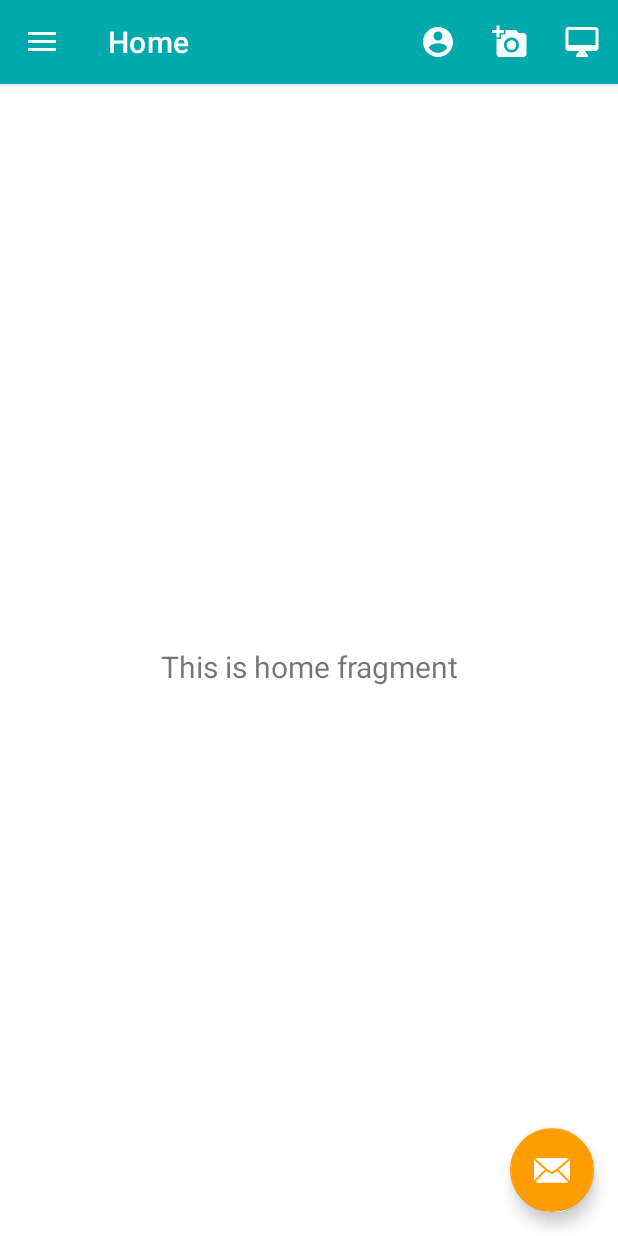
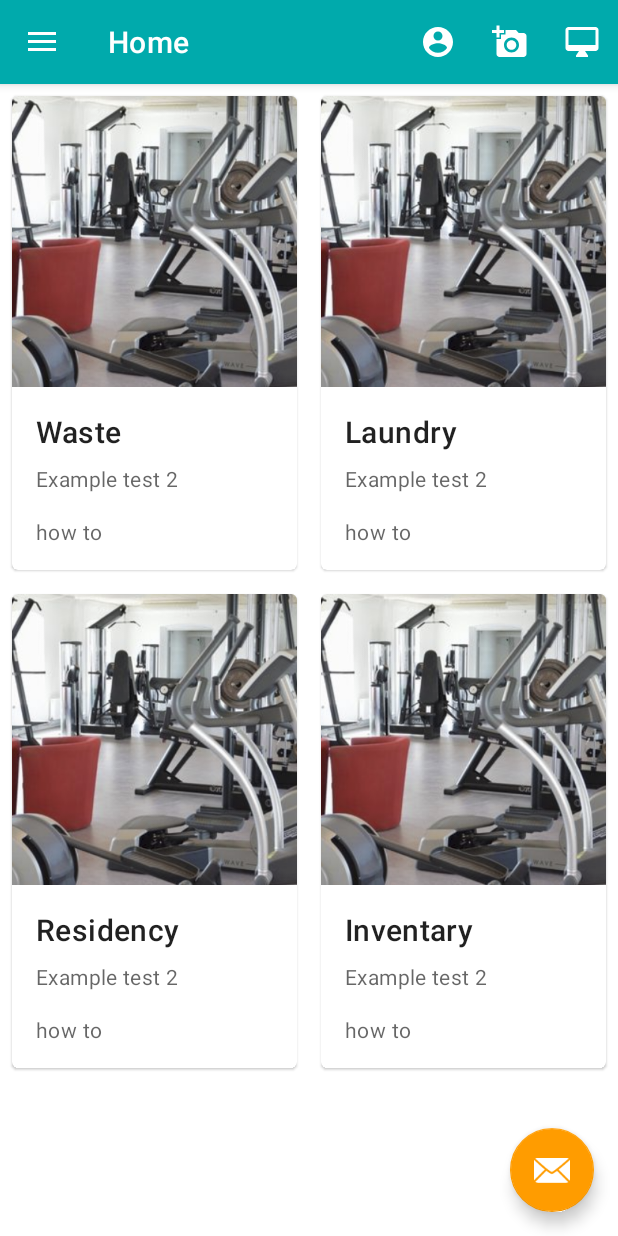
Before and after one commit to spid3rmn/AND1-MySuperApp, an Android app: the screen it shows after launch (MainActivity), on a phone screen of 412 x 824 dp. Run offline under Robolectric (Android 15) with nearby library versions, the phone set to English and light mode, and no system bars; our stand-ins replace Firebase (no records; nobody signed in at launch, a user with empty details on screens opened directly), navigation-ui; libraries missing offline, so code that uses them is left out: com.firebase.ui.

Commit message:
Home guides

```diff
--- a/app/build.gradle
+++ b/app/build.gradle
@@ -51,7 +51,9 @@ dependencies {
     implementation platform('com.google.firebase:firebase-bom:29.0.0')
     implementation 'com.google.firebase:firebase-auth'
     implementation 'com.google.firebase:firebase-messaging'
+    implementation 'com.google.firebase:firebase-storage'
     implementation 'com.firebaseui:firebase-ui-auth:7.2.0'
     implementation 'com.google.android.material:material:1.5.0-beta01'
     implementation 'androidx.recyclerview:recyclerview:1.0.0'
+    implementation "androidx.slidingpanelayout:slidingpanelayout:1.2.0-beta01"
 }
--- a/app/src/main/java/com/example/mykampustest/MainActivity.java
+++ b/app/src/main/java/com/example/mykampustest/MainActivity.java
@@ -136,6 +136,7 @@ public class MainActivity extends AppCompatActivity {
                 signOut();
                 return true;
             case R.id.action_upload:
+                //TODO Logic for Uploading
                 return true;
             case R.id.action_web:
                 goToWebsite();
--- a/app/src/main/java/com/example/mykampustest/ui/gallery/GalleryFragment.java
+++ b/app/src/main/java/com/example/mykampustest/ui/gallery/GalleryFragment.java
@@ -4,42 +4,20 @@ import android.os.Bundle;
 import android.view.LayoutInflater;
 import android.view.View;
 import android.view.ViewGroup;
-import android.widget.TextView;
 
 import androidx.annotation.NonNull;
-import androidx.annotation.Nullable;
 import androidx.fragment.app.Fragment;
-import androidx.lifecycle.Observer;
-import androidx.lifecycle.ViewModelProvider;
 
 import com.example.mykampustest.databinding.FragmentGalleryBinding;
 
 public class GalleryFragment extends Fragment {
-
-    private GalleryViewModel galleryViewModel;
     private FragmentGalleryBinding binding;
 
     public View onCreateView(@NonNull LayoutInflater inflater,
                              ViewGroup container, Bundle savedInstanceState) {
-        galleryViewModel =
-                new ViewModelProvider(this).get(GalleryViewModel.class);
-
         binding = FragmentGalleryBinding.inflate(inflater, container, false);
         View root = binding.getRoot();
 
-        final TextView textView = binding.textGallery;
-        galleryViewModel.getText().observe(getViewLifecycleOwner(), new Observer<String>() {
-            @Override
-            public void onChanged(@Nullable String s) {
-                textView.setText(s);
-            }
-        });
         return root;
     }
-
-    @Override
-    public void onDestroyView() {
-        super.onDestroyView();
-        binding = null;
-    }
 }
--- a/app/src/main/java/com/example/mykampustest/ui/gallery/GalleryViewModel.java
+++ /dev/null
@@ -1,19 +0,0 @@
-package com.example.mykampustest.ui.gallery;
-
-import androidx.lifecycle.LiveData;
-import androidx.lifecycle.MutableLiveData;
-import androidx.lifecycle.ViewModel;
-
-public class GalleryViewModel extends ViewModel {
-
-    private MutableLiveData<String> mText;
-
-    public GalleryViewModel() {
-        mText = new MutableLiveData<>();
-        mText.setValue("This is guides fragment");
-    }
-
-    public LiveData<String> getText() {
-        return mText;
-    }
-}
--- /dev/null
+++ b/app/src/main/java/com/example/mykampustest/ui/home/Guide.java
@@ -0,0 +1,30 @@
+package com.example.mykampustest.ui.home;
+
+public class Guide {
+    private int iconId;
+    private String name;
+    private String smallDesc;
+    //private String guide;
+
+    public Guide(String name, String smallDesc, int iconId) {
+        this.name = name;
+        this.smallDesc = smallDesc;
+        this.iconId = iconId;
+    }
+
+    public String getName() {
+        return name;
+    }
+
+    public String getSmallDesc() {
+        return smallDesc;
+    }
+
+    public int getIconId(){
+        return iconId;
+    }
+
+    /*public String getGuide() {
+        return guide;
+    }*/
+}
--- a/app/src/main/java/com/example/mykampustest/ui/home/HomeFragment.java
+++ b/app/src/main/java/com/example/mykampustest/ui/home/HomeFragment.java
@@ -4,37 +4,53 @@ import android.os.Bundle;
 import android.view.LayoutInflater;
 import android.view.View;
 import android.view.ViewGroup;
-import android.widget.TextView;
+import androidx.annotation.NonNull;
+import androidx.fragment.app.Fragment;
+import androidx.recyclerview.widget.GridLayoutManager;
+import androidx.recyclerview.widget.LinearLayoutManager;
+import androidx.recyclerview.widget.RecyclerView;
 
-import androidx.annotation.NonNull;
-import androidx.annotation.Nullable;
-import androidx.fragment.app.Fragment;
-import androidx.lifecycle.Observer;
-import androidx.lifecycle.ViewModelProvider;
-
+import com.example.mykampustest.R;
 import com.example.mykampustest.databinding.FragmentHomeBinding;
 
+import java.util.ArrayList;
+
 public class HomeFragment extends Fragment {
-
-    private HomeViewModel homeViewModel;
     private FragmentHomeBinding binding;
+    RecyclerView itemList;
+    ItemAdapter itemAdapter;
+    private static final int SPAN_COUNT = 2;
 
     public View onCreateView(@NonNull LayoutInflater inflater,
                              ViewGroup container, Bundle savedInstanceState) {
-        homeViewModel =
-                new ViewModelProvider(this).get(HomeViewModel.class);
 
         binding = FragmentHomeBinding.inflate(inflater, container, false);
         View root = binding.getRoot();
 
-        final TextView textView = binding.textHome;
-        homeViewModel.getText().observe(getViewLifecycleOwner(), new Observer<String>() {
-            @Override
-            public void onChanged(@Nullable String s) {
-                textView.setText(s);
-            }
-        });
+        itemList = binding.rvHome;
+        itemList.hasFixedSize();
+        itemList.setLayoutManager(new LinearLayoutManager(this.getContext()));
+
+        ArrayList<Guide> guides = populateGuides();
+
+        itemAdapter = new ItemAdapter(guides);
+        itemList.setAdapter(itemAdapter);
+
+        GridLayoutManager layoutManager=new GridLayoutManager(getContext(),SPAN_COUNT);
+        itemList.setLayoutManager(layoutManager);
+
         return root;
+    }
+
+    private ArrayList<Guide> populateGuides() {
+        ArrayList<Guide> guides = new ArrayList<>();
+
+        guides.add(new Guide("Waste", "how to", R.drawable.gym));
+        guides.add(new Guide("Laundry", "how to", R.drawable.gym));
+        guides.add(new Guide("Residency", "how to", R.drawable.gym));
+        guides.add(new Guide("Inventary", "how to", R.drawable.gym));
+
+        return guides;
     }
 
     @Override
--- a/app/src/main/java/com/example/mykampustest/ui/home/HomeViewModel.java
+++ /dev/null
@@ -1,19 +0,0 @@
-package com.example.mykampustest.ui.home;
-
-import androidx.lifecycle.LiveData;
-import androidx.lifecycle.MutableLiveData;
-import androidx.lifecycle.ViewModel;
-
-public class HomeViewModel extends ViewModel {
-
-    private MutableLiveData<String> mText;
-
-    public HomeViewModel() {
-        mText = new MutableLiveData<>();
-        mText.setValue("This is home fragment");
-    }
-
-    public LiveData<String> getText() {
-        return mText;
-    }
-}
--- /dev/null
+++ b/app/src/main/java/com/example/mykampustest/ui/home/ItemAdapter.java
@@ -0,0 +1,85 @@
+package com.example.mykampustest.ui.home;
+
+
+import android.view.LayoutInflater;
+import android.view.View;
+import android.view.ViewGroup;
+import android.widget.ImageView;
+import android.widget.TextView;
+import androidx.recyclerview.widget.RecyclerView;
+import com.example.mykampustest.R;
+import java.util.ArrayList;
+
+public class ItemAdapter extends RecyclerView.Adapter<ItemAdapter.ViewHolder> {
+
+    private ArrayList<Guide> mGuides;
+
+    ItemAdapter(ArrayList<Guide> guides){
+        mGuides = guides;
+    }
+    public ViewHolder onCreateViewHolder(ViewGroup parent, int viewType) {
+        LayoutInflater inflater = LayoutInflater.from(parent.getContext());
+        View view = inflater.inflate(R.layout.card_guide, parent, false);
+        return new ViewHolder(view);
+    }
+
+    public void onBindViewHolder(ViewHolder viewHolder, int position) {
+        viewHolder.cardImage.setImageResource(mGuides.get(position).getIconId());
+        viewHolder.mainText.setText(mGuides.get(position).getName());
+        viewHolder.descText.setText(mGuides.get(position).getSmallDesc());
+    }
+
+    public int getItemCount() {
+        return mGuides.size();
+    }
+
+    class ViewHolder extends RecyclerView.ViewHolder {
+        ImageView cardImage;
+        TextView mainText;
+        TextView descText;
+
+        ViewHolder(View itemView) {
+            super(itemView);
+            cardImage = itemView.findViewById(R.id.imageCard);
+            mainText = itemView.findViewById(R.id.catId);
+            descText = itemView.findViewById(R.id.descId);
+        }
+    }
+}
+
+/*public class ItemAdapter extends RecyclerView.Adapter<ItemAdapter.ViewHolder> {
+    Consumer<Integer> onClickCb;
+
+    ItemAdapter(List<String> all, Consumer<Integer> cb) {
+        onClickCb = cb;
+    }
+
+    @NonNull
+    @Override
+    public ViewHolder onCreateViewHolder(@NonNull ViewGroup parent, int viewType) {
+        return null;
+    }
+
+    @Override
+    public void onBindViewHolder(@NonNull ViewHolder holder, int position) {
+        holder.view.setOnClickListener((View view) -> {
+            onClickCb.accept(position);
+        });
+    }
+
+    @Override
+    public int getItemCount() {
+        return 0;
+    }
+
+    public class ViewHolder extends RecyclerView.ViewHolder {
+        View view;
+
+        public ViewHolder(@NonNull View itemView) {
+            super(itemView);
+            this.view = view;
+        }
+
+
+    }
+}*/
--- /dev/null
+++ b/app/src/main/res/layout/card_guide.xml
@@ -0,0 +1,64 @@
+<?xml version="1.0" encoding="utf-8"?>
+<LinearLayout xmlns:android="http://schemas.android.com/apk/res/android"
+    android:layout_width="match_parent"
+    android:layout_height="wrap_content">
+
+    <com.google.android.material.card.MaterialCardView
+        android:id="@+id/card"
+        android:layout_width="match_parent"
+        android:layout_height="wrap_content"
+        android:layout_margin="8dp">
+
+        <LinearLayout
+            android:layout_width="match_parent"
+            android:layout_height="wrap_content"
+            android:orientation="vertical">
+
+            <!-- Media -->
+            <ImageView
+                android:id="@+id/imageCard"
+                android:layout_width="match_parent"
+                android:layout_height="194dp"
+                android:contentDescription="Example Description"
+                android:scaleType="centerCrop"
+                android:src="@drawable/klogo" />
+
+            <LinearLayout
+                android:layout_width="match_parent"
+                android:layout_height="wrap_content"
+                android:orientation="vertical"
+                android:padding="16dp">
+
+                <!-- Title, secondary and supporting text -->
+                <TextView
+                    android:id="@+id/catId"
+                    android:layout_width="wrap_content"
+                    android:layout_height="wrap_content"
+                    android:text="Example test 1"
+                    android:textAppearance="?attr/textAppearanceHeadline6" />
+
+                <TextView
+                    android:id="@+id/hoursId"
+                    android:layout_width="wrap_content"
+                    android:layout_height="wrap_content"
+                    android:layout_marginTop="8dp"
+                    android:text="Example test 2"
+                    android:textAppearance="?attr/textAppearanceBody2"
+                    android:textColor="?android:attr/textColorSecondary" />
+
+                <TextView
+                    android:id="@+id/descId"
+                    android:layout_width="wrap_content"
+                    android:layout_height="wrap_content"
+                    android:layout_marginTop="16dp"
+                    android:text="Example test 3"
+                    android:textAppearance="?attr/textAppearanceBody2"
+                    android:textColor="?android:attr/textColorSecondary" />
+
+            </LinearLayout>
+
+        </LinearLayout>
+
+    </com.google.android.material.card.MaterialCardView>
+
+</LinearLayout>
--- a/app/src/main/res/layout/fragment_home.xml
+++ b/app/src/main/res/layout/fragment_home.xml
@@ -1,22 +1,14 @@
 <?xml version="1.0" encoding="utf-8"?>
-<androidx.constraintlayout.widget.ConstraintLayout xmlns:android="http://schemas.android.com/apk/res/android"
-    xmlns:app="http://schemas.android.com/apk/res-auto"
+<androidx.constraintlayout.widget.ConstraintLayout
+    xmlns:android="http://schemas.android.com/apk/res/android"
     xmlns:tools="http://schemas.android.com/tools"
     android:layout_width="match_parent"
     android:layout_height="match_parent"
     tools:context=".ui.home.HomeFragment">
 
-    <TextView
-        android:id="@+id/text_home"
+    <androidx.recyclerview.widget.RecyclerView
         android:layout_width="match_parent"
-        android:layout_height="wrap_content"
-        android:layout_marginStart="8dp"
-        android:layout_marginTop="8dp"
-        android:layout_marginEnd="8dp"
-        android:textAlignment="center"
-        android:textSize="20sp"
-        app:layout_constraintBottom_toBottomOf="parent"
-        app:layout_constraintEnd_toEndOf="parent"
-        app:layout_constraintStart_toStartOf="parent"
-        app:layout_constraintTop_toTopOf="parent" />
+        android:layout_height="match_parent"
+        android:id="@+id/rvHome"/>
+
 </androidx.constraintlayout.widget.ConstraintLayout>
```
Also changed, not shown: app/src/main/res/layout/fragment_gallery.xml (line endings or trailing spaces).
